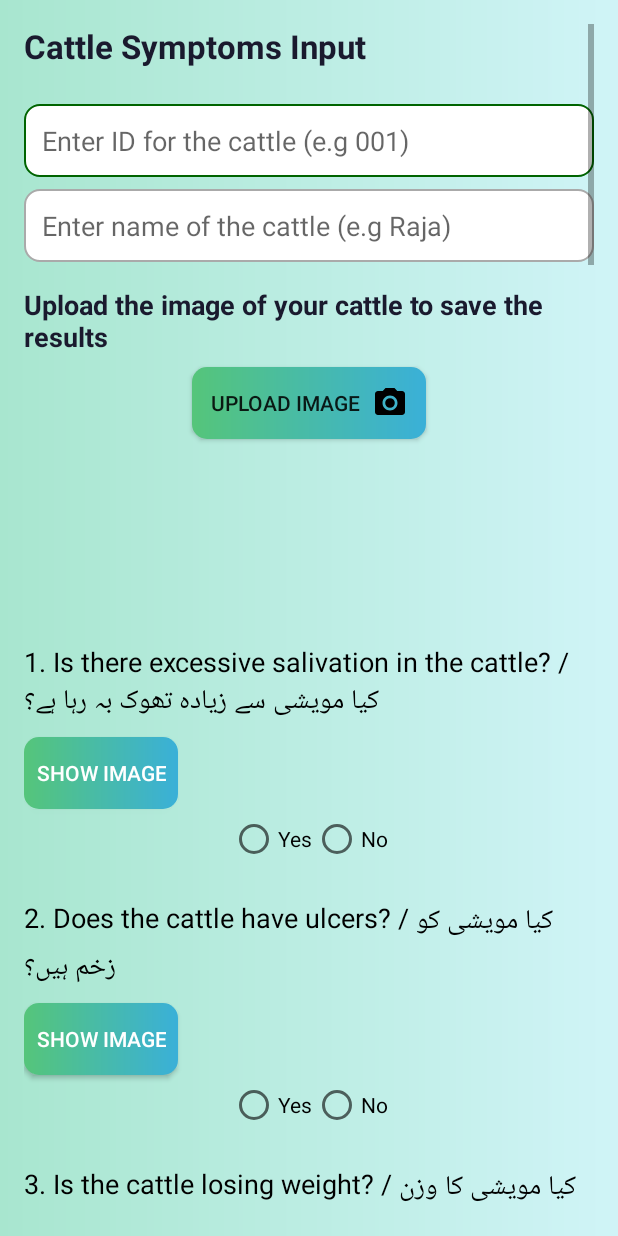
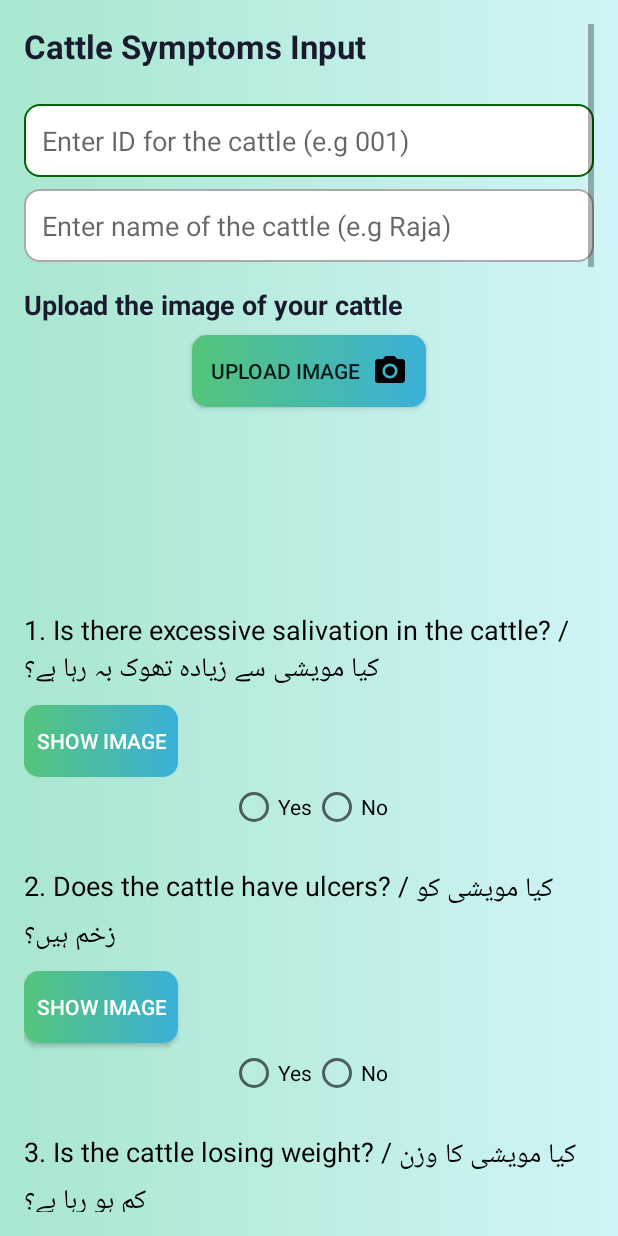
Before and after one commit to Abdulislam381/Cattle-Disease-Prediction, an Android app: the PredictDiseaseActivity screen opened directly, with no data from a screen before it, on a phone screen of 412 x 824 dp. Run offline under Robolectric (Android 15) with nearby library versions, the phone set to English and light mode, and no system bars.

Commit message:
This is our second commit

```diff
--- a/app/src/main/res/layout/activity_predict_disease.xml
+++ b/app/src/main/res/layout/activity_predict_disease.xml
@@ -46,7 +46,7 @@
         <TextView
             android:layout_width="wrap_content"
             android:layout_height="wrap_content"
-            android:text="Upload the image of your cattle to save the results"
+            android:text="Upload the image of your cattle "
             android:textSize="18sp"
             android:textStyle="bold"
             android:layout_marginTop="16dp"
```
